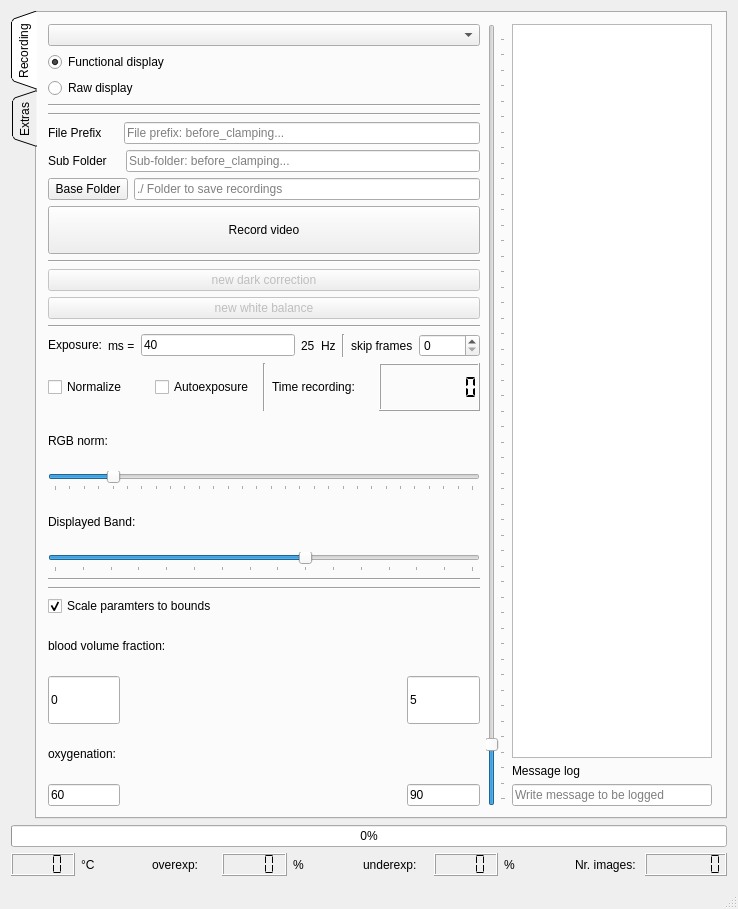
First picture: the form in src/mainwindow.ui, repository IMSY-DKFZ/xilens, before the edit.
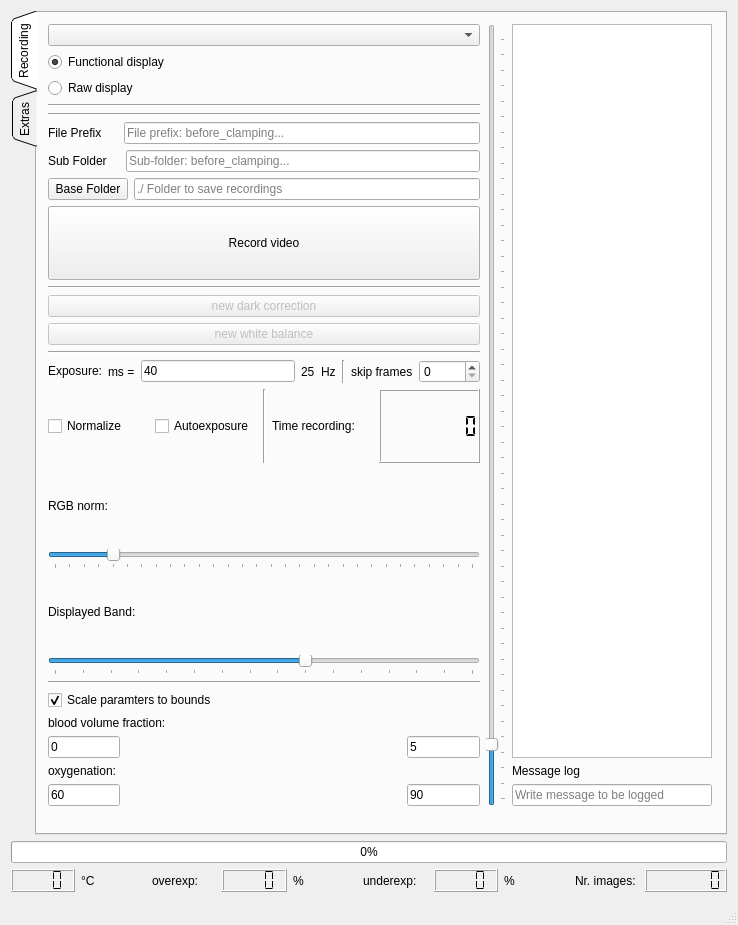
Second picture: the form after the edit. Icons and pictures are not drawn.

Patch:
```diff
--- a/src/mainwindow.ui
+++ b/src/mainwindow.ui
@@ -7,7 +7,7 @@
     <x>0</x>
     <y>0</y>
     <width>738</width>
-    <height>909</height>
+    <height>925</height>
    </rect>
   </property>
   <property name="windowTitle">
@@ -54,7 +54,7 @@
            <item>
             <layout class="QHBoxLayout" name="mainUiHorizontalLayout">
              <item>
-              <layout class="QVBoxLayout" name="verticalLayout_5">
+              <layout class="QVBoxLayout" name="verticalLayout_5" stretch="0,1,0">
                <property name="sizeConstraint">
                 <enum>QLayout::SetDefaultConstraint</enum>
                </property>
@@ -66,7 +66,7 @@
                 </widget>
                </item>
                <item>
-                <layout class="QVBoxLayout" name="mainUiVerticalLayout">
+                <layout class="QVBoxLayout" name="mainUiVerticalLayout" stretch="0,0,0,0,0,0,0,0,0,0,0,0,0,0,0,0,0,0,0">
                  <item>
                   <widget class="QRadioButton" name="functionalRadioButton">
                    <property name="enabled">
@@ -469,13 +469,16 @@
                    </property>
                   </widget>
                  </item>
-                 <item>
-                  <widget class="Line" name="line_8">
-                   <property name="orientation">
-                    <enum>Qt::Horizontal</enum>
-                   </property>
-                  </widget>
-                 </item>
+                </layout>
+               </item>
+               <item>
+                <layout class="QVBoxLayout" name="functionalParametersColoringVerticalLayout" stretch="0,0,0,0,0">
+                 <property name="spacing">
+                  <number>6</number>
+                 </property>
+                 <property name="sizeConstraint">
+                  <enum>QLayout::SetDefaultConstraint</enum>
+                 </property>
                  <item>
                   <widget class="QCheckBox" name="scaleParamtersCheckBox">
                    <property name="text">
```
Left out of the diff: 36 changed lines with no effect on the pictures.
